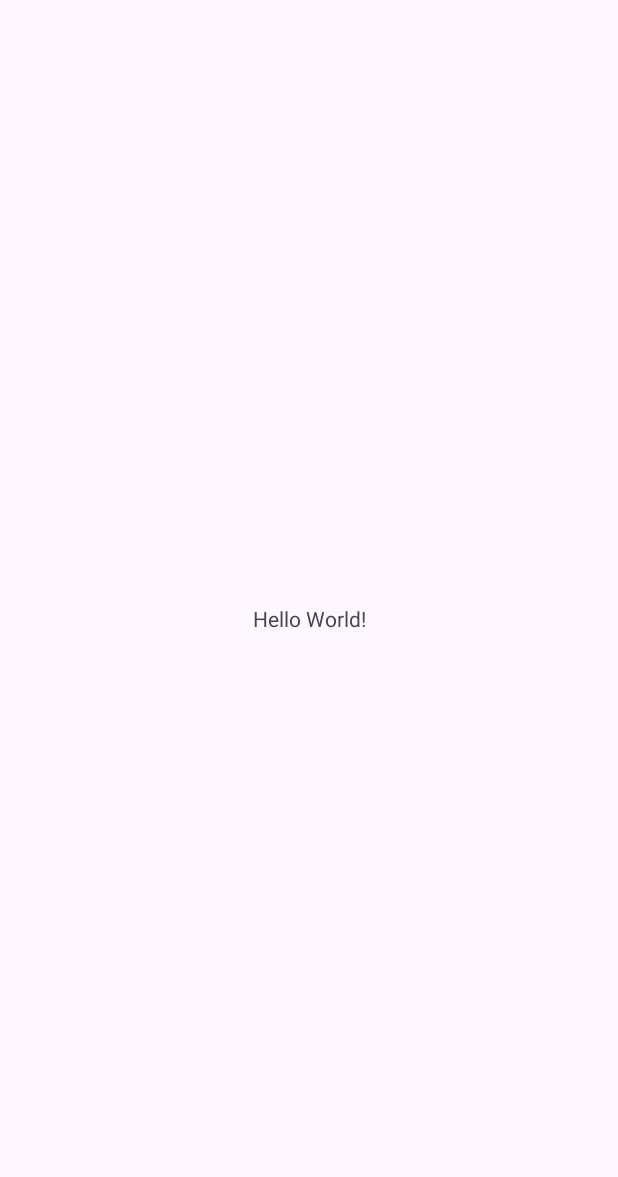
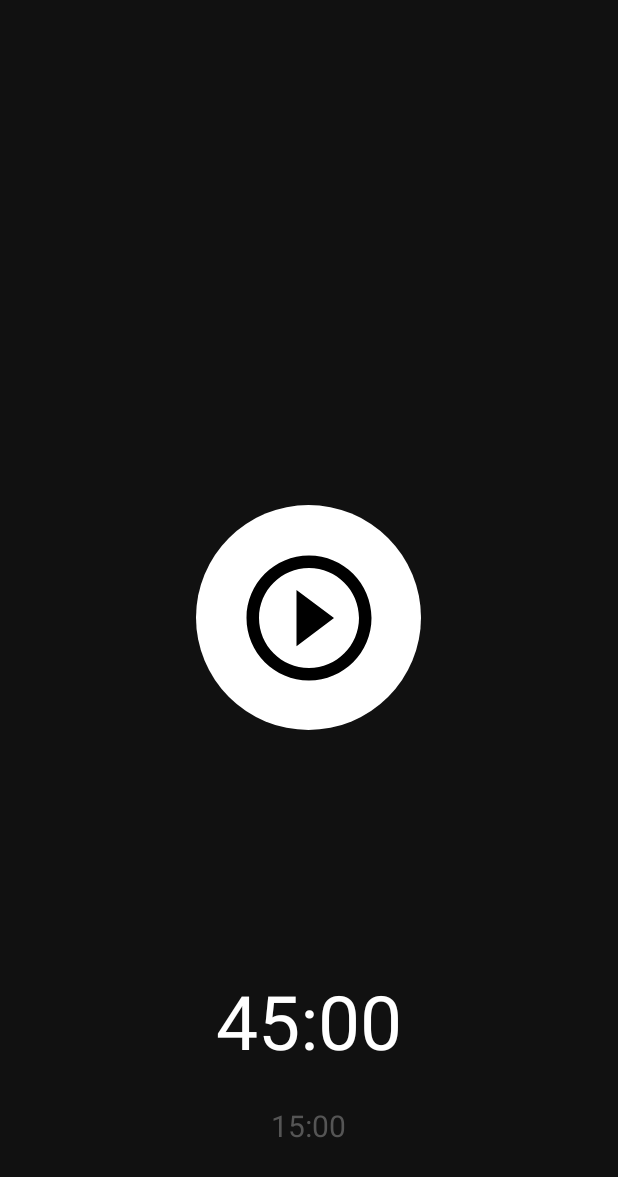
Before and after one commit to Tommiconlai/DevCare, an Android app: the screen it shows after launch (MainActivity), on a phone screen of 412 x 824 dp. Before the commit the part shown is almost empty. Shown: the top 1177 px of the screen. Run offline under Robolectric (Android 15) with nearby library versions, the phone set to English and light mode, and no system bars.

Commit message:
creati i due timer

```diff
--- a/Android/app/src/main/AndroidManifest.xml
+++ b/Android/app/src/main/AndroidManifest.xml
@@ -21,6 +21,11 @@
                 <category android:name="android.intent.category.LAUNCHER" />
             </intent-filter>
         </activity>
+
+        <service
+            android:name=".ForegroundTimerService"
+            android:exported="false" />
+
     </application>
 
 </manifest>
--- a/Android/app/src/main/java/com/mypackage/devcare/MainActivity.java
+++ b/Android/app/src/main/java/com/mypackage/devcare/MainActivity.java
@@ -1,6 +1,10 @@
 package com.mypackage.devcare;
 
+import android.media.MediaPlayer;
 import android.os.Bundle;
+import android.os.CountDownTimer;
+import android.widget.ImageButton;
+import android.widget.TextView;
 
 import androidx.activity.EdgeToEdge;
 import androidx.appcompat.app.AppCompatActivity;
@@ -8,12 +12,77 @@ import androidx.core.graphics.Insets;
 import androidx.core.view.ViewCompat;
 import androidx.core.view.WindowInsetsCompat;
 
+import java.util.Locale;
+
 public class MainActivity extends AppCompatActivity {
+    private CountDownTimer primaryTimer;
+    private CountDownTimer secondaryTimer;
+    private boolean isRunning = false;
+    private long primaryDuration = 45 * 60 * 1000;
+    private long secondaryDuration = 15 * 60 * 1000;
+    TextView firstTimerView, secondTimerView;
+    ImageButton btnStart;
+    MediaPlayer beepSound;
 
     @Override
     protected void onCreate(Bundle savedInstanceState) {
         super.onCreate(savedInstanceState);
         setContentView(R.layout.activity_main);
 
+        firstTimerView = findViewById(R.id.forstTimer);
+        firstTimerView.setText(primaryDuration / 1000 / 60 + ":" + primaryDuration / 1000 % 60 + "0");
+        secondTimerView = findViewById(R.id.secondTimer);
+        secondTimerView.setText(secondaryDuration / 1000 / 60 + ":" + secondaryDuration / 1000 % 60 + "0");
+        btnStart = findViewById(R.id.btnStart);
+
+        beepSound = MediaPlayer.create(this, R.raw.beep);
+
+        btnStart.setOnClickListener(v -> {
+            if (!isRunning) {
+                isRunning = true;
+                startPrimaryTimer();
+            } else {
+                stopTimers();
+            }
+        });
+    }
+
+    private void startPrimaryTimer() {
+        primaryTimer = new CountDownTimer(primaryDuration, 1000) {
+            public void onTick(long millisUntilFinished) {
+                updateTimerUI(firstTimerView, millisUntilFinished);
+            }
+
+            public void onFinish() {
+                beepSound.start();
+                startSecondaryTimer();
+            }
+        }.start();
+    }
+
+    private void startSecondaryTimer() {
+        secondaryTimer = new CountDownTimer(secondaryDuration, 1000) {
+            public void onTick(long millisUntilFinished) {
+                updateTimerUI(secondTimerView, millisUntilFinished);
+            }
+
+            public void onFinish() {
+                beepSound.start();
+                startPrimaryTimer(); // loop!
+            }
+        }.start();
+    }
+
+    private void updateTimerUI(TextView timerView, long millis) {
+        int minutes = (int) (millis / 1000) / 60;
+        int seconds = (int) (millis / 1000) % 60;
+        String timeFormatted = String.format(Locale.getDefault(), "%02d:%02d", minutes, seconds);
+        timerView.setText(timeFormatted);
+    }
+
+    private void stopTimers() {
+        if (primaryTimer != null) primaryTimer.cancel();
+        if (secondaryTimer != null) secondaryTimer.cancel();
+        isRunning = false;
     }
 }
--- /dev/null
+++ b/Android/app/src/main/res/drawable/play_circle_outline.xml
@@ -0,0 +1,5 @@
+<vector xmlns:android="http://schemas.android.com/apk/res/android" android:height="100dp" android:tint="#000000" android:viewportHeight="24" android:viewportWidth="24" android:width="100dp">
+
+    <path android:fillColor="@android:color/white" android:pathData="M10,16.5l6,-4.5 -6,-4.5v9zM12,2C6.48,2 2,6.48 2,12s4.48,10 10,10 10,-4.48 10,-10S17.52,2 12,2zM12,20c-4.41,0 -8,-3.59 -8,-8s3.59,-8 8,-8 8,3.59 8,8 -3.59,8 -8,8z"/>
+
+</vector>
--- /dev/null
+++ b/Android/app/src/main/res/drawable/white_circle.xml
@@ -0,0 +1,8 @@
+<?xml version="1.0" encoding="utf-8"?>
+<shape xmlns:android="http://schemas.android.com/apk/res/android"
+    android:shape="oval">
+
+    <solid
+        android:color="@color/white"/>
+
+</shape>
--- a/Android/app/src/main/res/layout/activity_main.xml
+++ b/Android/app/src/main/res/layout/activity_main.xml
@@ -1,19 +1,45 @@
 <?xml version="1.0" encoding="utf-8"?>
-<androidx.constraintlayout.widget.ConstraintLayout xmlns:android="http://schemas.android.com/apk/res/android"
-    xmlns:app="http://schemas.android.com/apk/res-auto"
+<RelativeLayout xmlns:android="http://schemas.android.com/apk/res/android"
     xmlns:tools="http://schemas.android.com/tools"
     android:id="@+id/main"
     android:layout_width="match_parent"
     android:layout_height="match_parent"
+    android:background="#111111"
+    android:orientation="vertical"
     tools:context=".MainActivity">
 
+    <ImageButton
+        android:id="@+id/btnStart"
+        android:layout_width="150dp"
+        android:layout_height="150dp"
+        android:layout_centerInParent="true"
+        android:background="@drawable/white_circle"
+        android:src="@drawable/play_circle_outline" />
+
     <TextView
+        android:id="@+id/forstTimer"
         android:layout_width="wrap_content"
         android:layout_height="wrap_content"
-        android:text="Hello World!"
-        app:layout_constraintBottom_toBottomOf="parent"
-        app:layout_constraintEnd_toEndOf="parent"
-        app:layout_constraintStart_toStartOf="parent"
-        app:layout_constraintTop_toTopOf="parent" />
+        android:layout_alignParentBottom="true"
+        android:layout_centerHorizontal="true"
+        android:layout_marginBottom="100dp"
+        android:gravity="center"
+        android:padding="10dp"
+        android:text="45:00"
+        android:textColor="@color/white"
+        android:textSize="50sp" />
 
-</androidx.constraintlayout.widget.ConstraintLayout>
+    <TextView
+        android:id="@+id/secondTimer"
+        android:layout_width="wrap_content"
+        android:layout_height="wrap_content"
+        android:layout_alignParentBottom="true"
+        android:layout_centerHorizontal="true"
+        android:layout_marginBottom="50dp"
+        android:gravity="center"
+        android:padding="10dp"
+        android:text="15:00"
+        android:textColor="#555555"
+        android:textSize="20sp" />
+
+</RelativeLayout>
```
Also changed, not shown: Android/app/src/main/java/com/mypackage/devcare/ForegroundTimerService.java (added, +109 -0 lines), Android/app/src/main/res/drawable/rounded_corners_rectangle.xml (added, +11 -0 lines), 1 other file.
